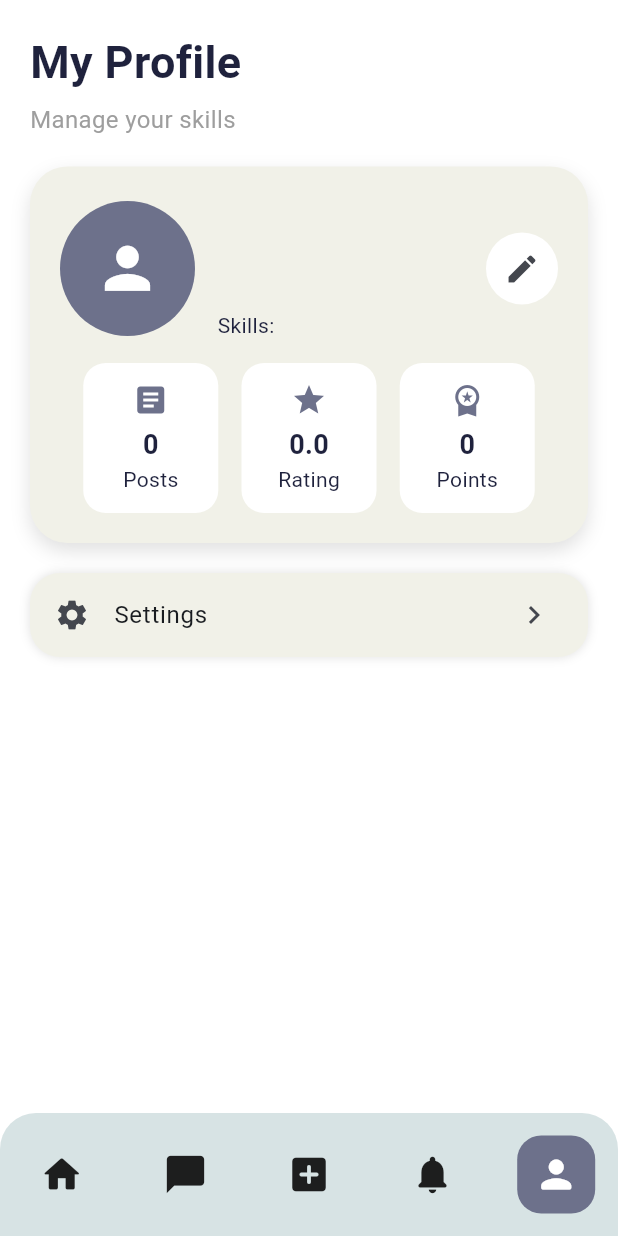
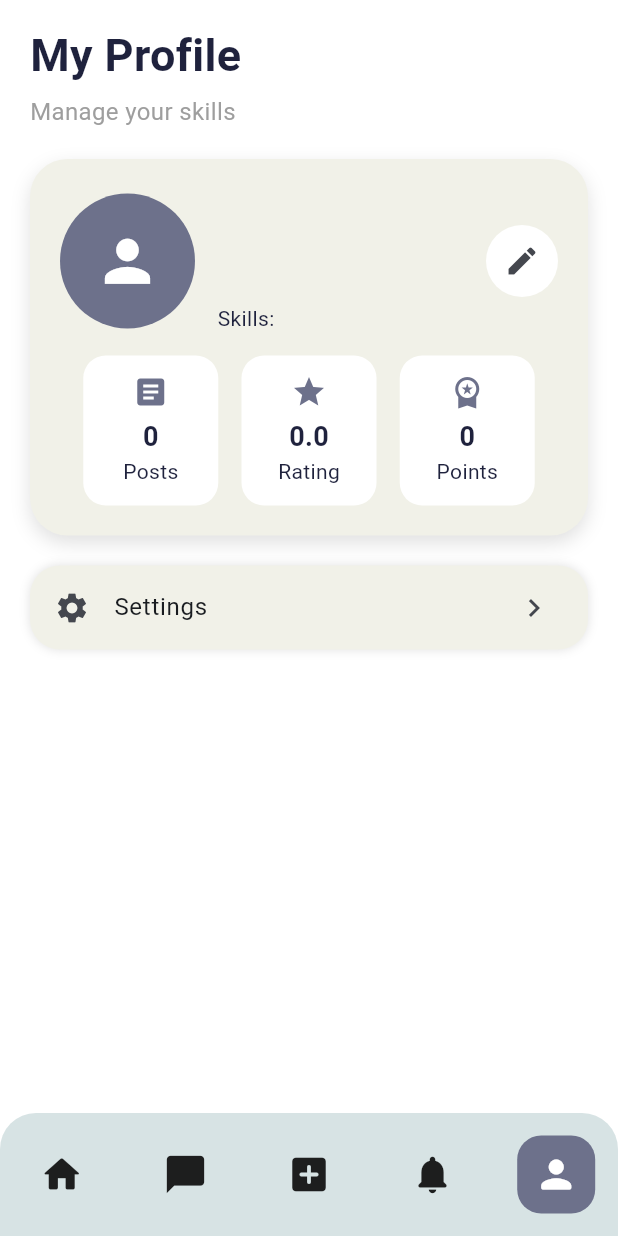
Before and after one commit to BehJiaLing/campus_skillswap, a Flutter app: the ProfilePage screen opened by its route, on a phone screen of 412 x 824 dp. Run offline on Flutter 3.47's test engine with Material 3 defaults, Android fonts, the phone set to English and light mode, and no system bars; our stand-ins replace cloud_firestore, firebase_auth, firebase_core, firebase_storage, image_picker; accounts and stored records are empty.

Commit message:
Done the improvement of UI for Profile Page

```diff
--- a/lib/screens/profile/profile_page.dart
+++ b/lib/screens/profile/profile_page.dart
@@ -101,9 +101,15 @@ class ProfilePage extends StatelessWidget {
           final school = data['school'] ?? '';
           final skills = data['skills'] ?? [];
 
-          return SingleChildScrollView(
-            padding: const EdgeInsets.all(20),
-            child: Column(
+          return SafeArea(
+              child: SingleChildScrollView(
+                padding: const EdgeInsets.fromLTRB(
+                  20,
+                  15,
+                  20,
+                  20,
+                ),
+                child: Column(
               crossAxisAlignment: CrossAxisAlignment.start,
               children: [
                 const Text(
@@ -257,6 +263,7 @@ class ProfilePage extends StatelessWidget {
                 ),
               ],
             ),
+          ),
           );
         },
       ),
```
